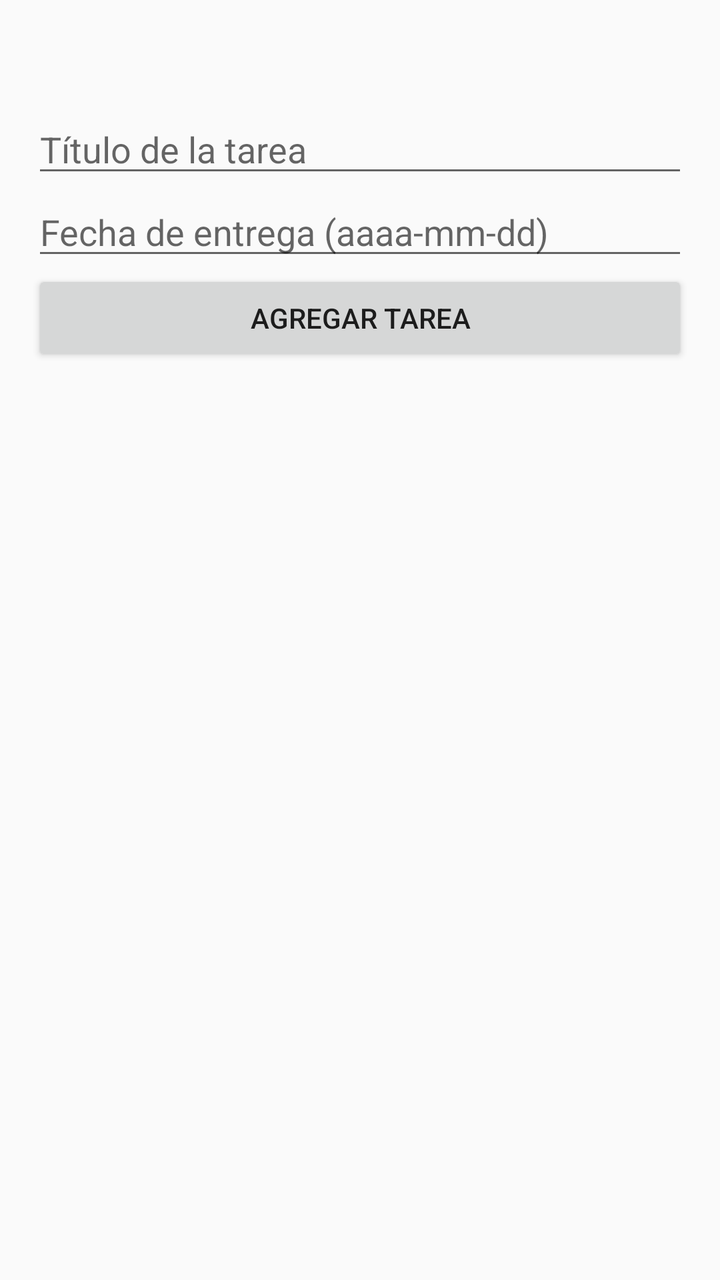
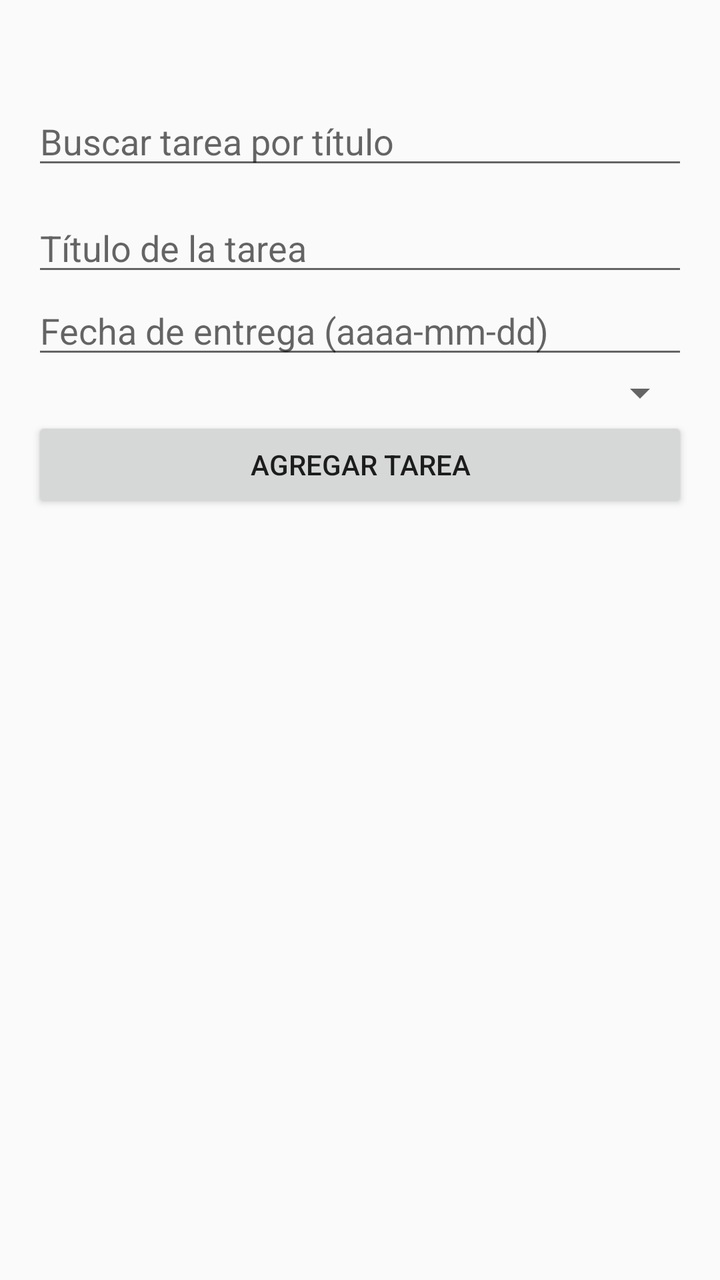

Before-and-after screenshots of an Android layout around one commit, followed by the original layout XML and the change that was made.
<!-- AndroidManifest.xml: application theme Theme.AgendaAcademica -->
<!-- res/layout/activity_tareas.xml -->
<?xml version="1.0" encoding="utf-8"?>
<LinearLayout xmlns:android="http://schemas.android.com/apk/res/android"
    android:layout_width="match_parent"
    android:layout_height="match_parent"
    android:orientation="vertical"
    android:padding="16dp">

    <TextView
        android:id="@+id/tvEncabezado"
        android:layout_width="match_parent"
        android:layout_height="wrap_content"
        android:textSize="18sp"
        android:textStyle="bold" />

    <EditText
        android:id="@+id/etTitulo"
        android:layout_width="match_parent"
        android:layout_height="wrap_content"
        android:layout_marginTop="12dp"
        android:hint="Título de la tarea"
        android:inputType="textCapSentences" />

    <EditText
        android:id="@+id/etFecha"
        android:layout_width="match_parent"
        android:layout_height="wrap_content"
        android:hint="Fecha de entrega (aaaa-mm-dd)"
        android:inputType="date" />

    <Button
        android:id="@+id/btnGuardarTarea"
        android:layout_width="match_parent"
        android:layout_height="wrap_content"
        android:text="Agregar tarea" />

    <androidx.recyclerview.widget.RecyclerView
        android:id="@+id/rvTareas"
        android:layout_width="match_parent"
        android:layout_height="0dp"
        android:layout_marginTop="12dp"
        android:layout_weight="1" />
</LinearLayout>
<!-- resources referenced by this layout -->
<resources>
  <style name="Theme.AgendaAcademica" parent="Theme.AppCompat.Light.DarkActionBar" />
</resources>

<!-- the commit's change to res/layout/activity_tareas.xml (unified diff, before → after) -->
@@ -11,6 +11,14 @@
         android:layout_height="wrap_content"
         android:textSize="18sp"
         android:textStyle="bold" />
+
+    <EditText
+        android:id="@+id/etBuscarTarea"
+        android:layout_width="match_parent"
+        android:layout_height="wrap_content"
+        android:layout_marginTop="8dp"
+        android:hint="Buscar tarea por título"
+        android:inputType="text" />
 
     <EditText
         android:id="@+id/etTitulo"
@@ -27,6 +35,11 @@
         android:hint="Fecha de entrega (aaaa-mm-dd)"
         android:inputType="date" />
 
+    <Spinner
+        android:id="@+id/spPrioridad"
+        android:layout_width="match_parent"
+        android:layout_height="wrap_content" />
+
     <Button
         android:id="@+id/btnGuardarTarea"
         android:layout_width="match_parent"
